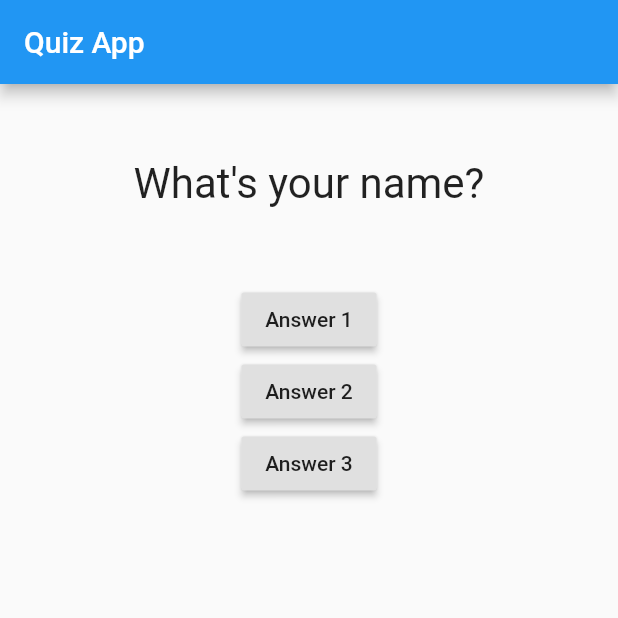
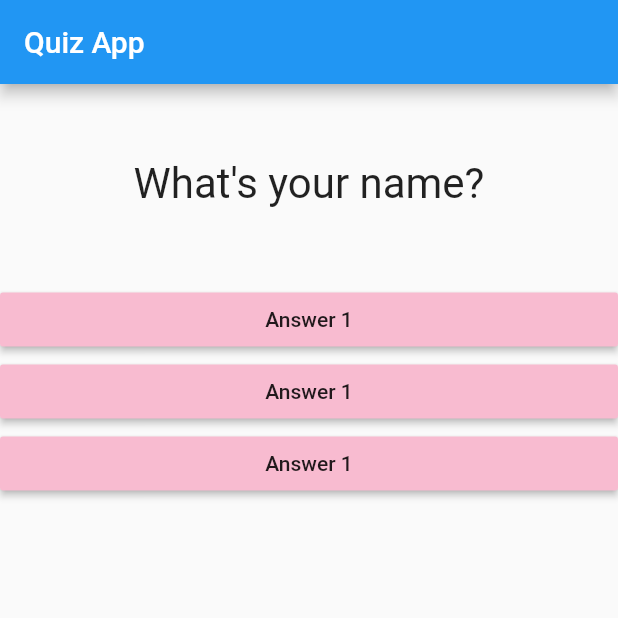
Before and after one commit to gauravxdhingra/FlutterUdemy, a Flutter app: the screen it shows after launch, on a phone screen of 412 x 824 dp, the top half of it. Run offline on Flutter 3.47's test engine with Material 2 defaults, Android fonts, the phone set to English and light mode, and no system bars.

Commit message:
Answer Separate Styled Widget

```diff
--- /dev/null
+++ b/lib/answers.dart
@@ -0,0 +1,18 @@
+import 'package:flutter/material.dart';
+
+class Answer extends StatelessWidget {
+  final Function selectHandler;
+
+  Answer(this.selectHandler);
+  @override
+  Widget build(BuildContext context) {
+    return Container(
+      width: double.infinity,
+      child: RaisedButton(
+        color: Colors.pink[100],
+        child: Text('Answer 1'),
+        onPressed: selectHandler,
+      ),
+    );
+  }
+}
--- a/lib/main.dart
+++ b/lib/main.dart
@@ -1,4 +1,5 @@
 import 'package:flutter/material.dart';
+import 'package:flutter_complete_guide/answers.dart';
 import './Questions.dart';
 
 void main() {
@@ -37,21 +38,9 @@ class MyAppState extends State<MyApp> {
         body: Column(
           children: <Widget>[
             Questions(ques[_questionIndex]),
-            RaisedButton(
-              child: Text('Answer 1'),
-              onPressed: _answerQuestion,
-              //WHILE USING RAISED BUTTON, ONPRESSED: METHOD WITHOUT PARANTHESES
-            ),
-            RaisedButton(
-              child: Text('Answer 2'),
-              onPressed: () => print('Answer 2 Selected'),
-            ),
-            RaisedButton(
-              child: Text('Answer 3'),
-              onPressed: () {
-                print('Answer 3 Selected');
-              },
-            ),
+            Answer(_answerQuestion),
+            Answer(_answerQuestion),
+            Answer(_answerQuestion),
           ],
         ),
       ),
```
